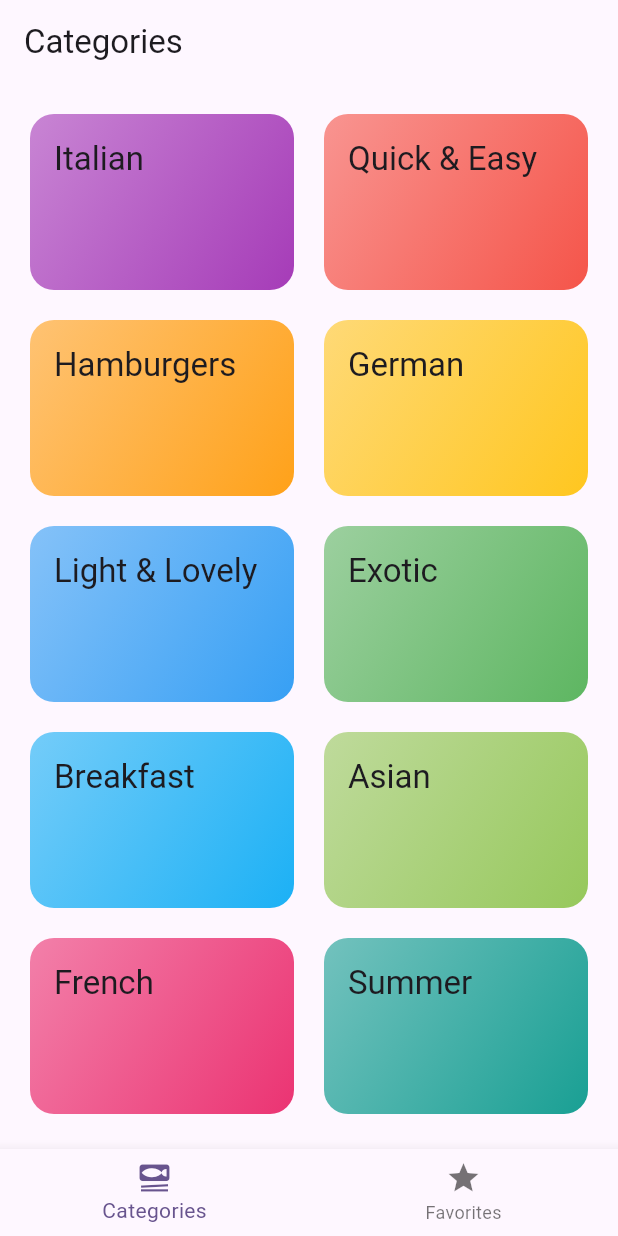
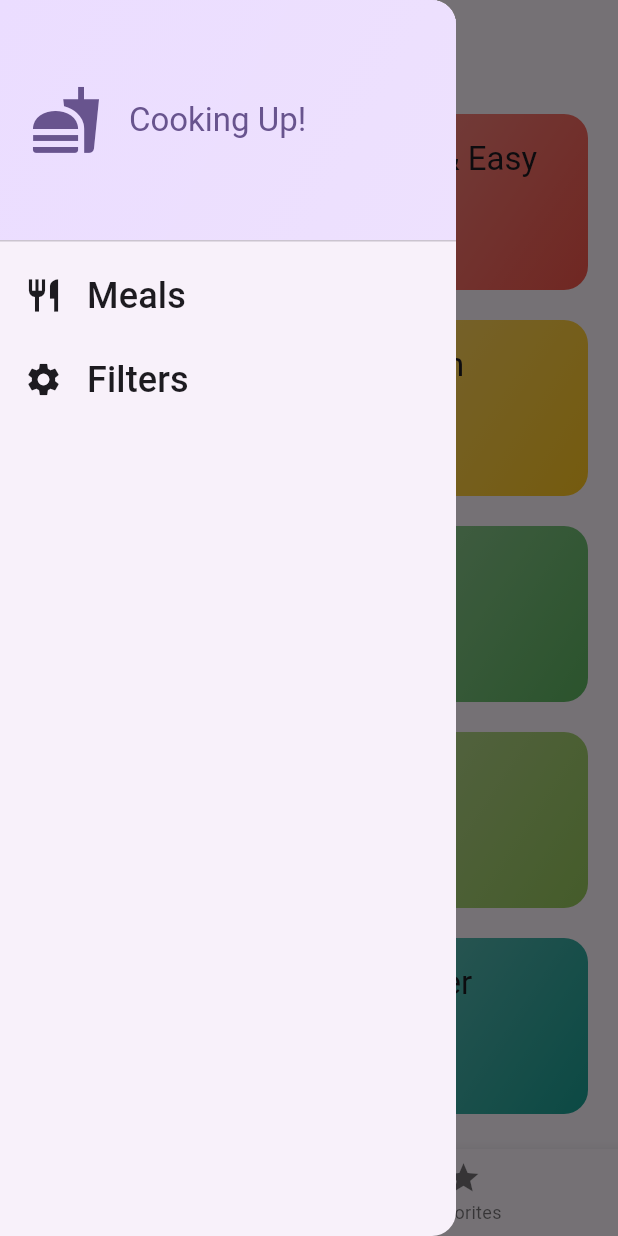
Before and after one commit to mostafa-tabasi/flutter-practice, a Flutter app: the Tabs screen opened directly, with the side drawer open (before the commit the screen has no drawer), on a phone screen of 412 x 824 dp. Run offline on Flutter 3.47's test engine with Material 3 defaults, Android fonts, the phone set to English and light mode, and no system bars; our stand-ins replace google_fonts, transparent_image.

Commit message:
(Meals App) Added slide drawer and two items in it

```diff
--- /dev/null
+++ b/lib/meals/widgets/main_drawer.dart
@@ -0,0 +1,76 @@
+import 'package:flutter/material.dart';
+
+class MainDrawer extends StatelessWidget {
+  const MainDrawer({super.key});
+
+  @override
+  Widget build(BuildContext context) {
+    return Drawer(
+      child: Column(
+        children: [
+          DrawerHeader(
+            padding: const EdgeInsets.all(20),
+            decoration: BoxDecoration(
+              gradient: LinearGradient(
+                colors: [
+                  Theme.of(context).colorScheme.primaryContainer,
+                  Theme.of(
+                    context,
+                  ).colorScheme.primaryContainer.withOpacity(0.8),
+                ],
+                begin: Alignment.topLeft,
+                end: Alignment.bottomRight,
+              ),
+            ),
+            child: Row(
+              children: [
+                Icon(
+                  Icons.fastfood,
+                  size: 48,
+                  color: Theme.of(context).colorScheme.primary,
+                ),
+                const SizedBox(width: 18),
+                Text(
+                  'Cooking Up!',
+                  style: Theme.of(context).textTheme.titleLarge!.copyWith(
+                    color: Theme.of(context).colorScheme.primary,
+                  ),
+                ),
+              ],
+            ),
+          ),
+          ListTile(
+            leading: Icon(
+              Icons.restaurant,
+              size: 26,
+              color: Theme.of(context).colorScheme.onBackground,
+            ),
+            title: Text(
+              'Meals',
+              style: Theme.of(context).textTheme.titleSmall!.copyWith(
+                color: Theme.of(context).colorScheme.onBackground,
+                fontSize: 24,
+              ),
+            ),
+            onTap: (){},
+          ),
+          ListTile(
+            leading: Icon(
+              Icons.settings,
+              size: 26,
+              color: Theme.of(context).colorScheme.onBackground,
+            ),
+            title: Text(
+              'Filters',
+              style: Theme.of(context).textTheme.titleSmall!.copyWith(
+                color: Theme.of(context).colorScheme.onBackground,
+                fontSize: 24,
+              ),
+            ),
+            onTap: (){},
+          ),
+        ],
+      ),
+    );
+  }
+}
--- a/lib/meals/widgets/tabs.dart
+++ b/lib/meals/widgets/tabs.dart
@@ -2,6 +2,7 @@ import 'package:flutter/material.dart';
 import 'package:flutter_practice/meals/categories_screen.dart';
 import 'package:flutter_practice/meals/meals_screen.dart';
 import 'package:flutter_practice/meals/models/meal.dart';
+import 'package:flutter_practice/meals/widgets/main_drawer.dart';
 
 class Tabs extends StatefulWidget {
   const Tabs({super.key});
@@ -64,6 +65,7 @@ class _TabsState extends State<Tabs> {
 
     return Scaffold(
       appBar: AppBar(title: Text(activePageTitle)),
+      drawer: const MainDrawer(),
       body: activePage,
       bottomNavigationBar: BottomNavigationBar(
         onTap: _selectPage,
```
